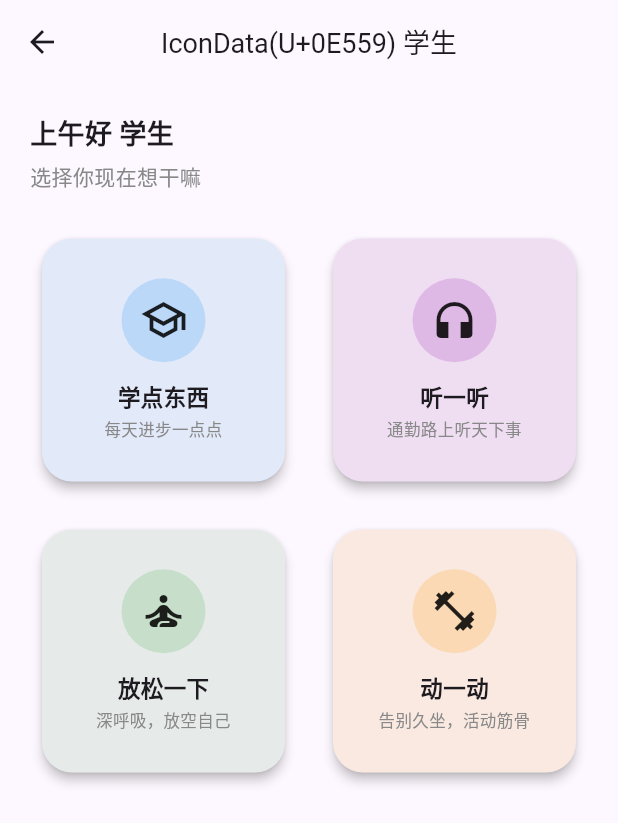
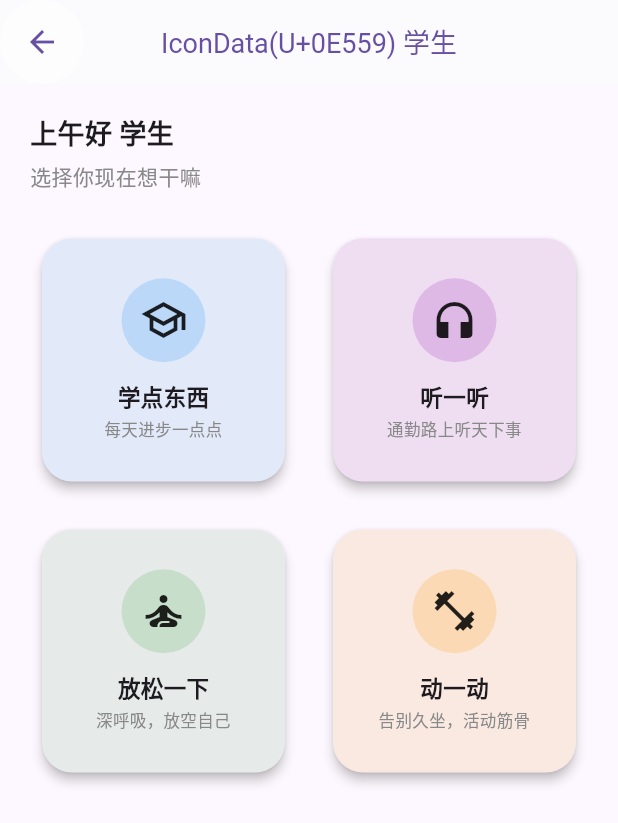
Before and after one commit to Ivan-ban998/fragment_time, a Flutter app: the SceneScreen screen opened directly with empty values, on a phone screen of 412 x 824 dp. Shown: the top 823 px of the screen. Run offline on Flutter 3.47's test engine with Material 3 defaults, Android fonts, the phone set to English and light mode, and no system bars; our stand-ins replace just_audio, shared_preferences; missing offline and left inert: dart:html, dart:js_interop, dart:ui_web; accounts and stored records are empty.

Commit message:
fix: 全部 8 屏 AppBar 玻璃 + 返回箭头可见 (6/19 00:04)
- Brien 6/19 00:04 反馈 '详情页 AppBar 没变'
- 根因: 8 个屏 AppBar 无 backgroundColor/foregroundColor/elevation
  默认透明 + theme 色, 杏橘/content 背景下 leading 几乎不可见
- 修: 抽 GlassStyle.glassAppBarBg/Fg/Elevation 三个 helper
  8 屏全用: 白底 0.85 玻璃 + #6750A4 紫前景 + 0.5 elevation
- content_reader + scene_screen 圆形 leading Material 背景 + 深色箭头
- flutter analyze 0 编译错 (修了 5 个 import 缺)
- rebuild ?v=1781798943

🤖 协助 by 小O 🐙

```diff
--- a/lib/screens/about_screen.dart
+++ b/lib/screens/about_screen.dart
@@ -20,6 +20,9 @@ class AboutScreen extends StatelessWidget {
   Widget build(BuildContext context) {
     return Scaffold(
       appBar: AppBar(
+        backgroundColor: GlassStyle.glassAppBarBg,
+        foregroundColor: GlassStyle.glassAppBarFg,
+        elevation: GlassStyle.glassAppBarElevation,
         title: Text(isEn ? 'About FragmentTime' : '关于 FragmentTime'),
       ),
       body: ListView(
--- a/lib/screens/history_screen.dart
+++ b/lib/screens/history_screen.dart
@@ -1,5 +1,6 @@
 import 'package:flutter/material.dart';
 import '../theme/app_theme.dart';
+import '../theme/glass_decoration.dart';
 import '../services/history_service.dart';
 import 'content_reader_screen.dart';
 
@@ -83,6 +84,9 @@ class _HistoryScreenState extends State<HistoryScreen> {
     final isEn = widget.isEn;
     return Scaffold(
       appBar: AppBar(
+        backgroundColor: GlassStyle.glassAppBarBg,
+        foregroundColor: GlassStyle.glassAppBarFg,
+        elevation: GlassStyle.glassAppBarElevation,
         title: Text(isEn ? 'Reading History' : '阅读历史', style: TextStyle(fontSize: 18 * scale)),
         actions: [
           if (_items.isNotEmpty)
--- a/lib/screens/my_subscriptions_screen.dart
+++ b/lib/screens/my_subscriptions_screen.dart
@@ -1,4 +1,5 @@
 import 'package:flutter/material.dart';
+import '../theme/glass_decoration.dart';
 import '../models/models.dart';
 import '../theme/app_theme.dart';
 import '../services/local_subscription_service.dart';
@@ -85,6 +86,9 @@ class _MySubscriptionsScreenState extends State<MySubscriptionsScreen>
     final isEn = widget.isEn;
     return Scaffold(
       appBar: AppBar(
+        backgroundColor: GlassStyle.glassAppBarBg,
+        foregroundColor: GlassStyle.glassAppBarFg,
+        elevation: GlassStyle.glassAppBarElevation,
         title: Text(
           isEn ? 'My Saved' : '我的收藏',
           style: TextStyle(fontSize: 18 * scale),
--- a/lib/screens/scene_pack_screen.dart
+++ b/lib/screens/scene_pack_screen.dart
@@ -1,5 +1,6 @@
 // 6/9 场景包 screen — 用户选 5 篇 → 命名 → 一键进
 import 'package:flutter/material.dart';
+import '../theme/glass_decoration.dart';
 import '../models/models.dart';
 import '../services/local_subscription_service.dart';
 import '../services/news_service.dart';
@@ -47,6 +48,9 @@ class _ScenePackScreenState extends State<ScenePackScreen> {
 
     return Scaffold(
       appBar: AppBar(
+        backgroundColor: GlassStyle.glassAppBarBg,
+        foregroundColor: GlassStyle.glassAppBarFg,
+        elevation: GlassStyle.glassAppBarElevation,
         title: Text(widget.isEn ? 'Scene Pack' : '场景包'),
       ),
       body: FutureBuilder<List<ContentItem>>(
--- a/lib/screens/scene_screen.dart
+++ b/lib/screens/scene_screen.dart
@@ -44,13 +44,22 @@ class SceneScreen extends StatelessWidget {
 
     return Scaffold(
       appBar: AppBar(
+        backgroundColor: GlassStyle.glassAppBarBg,
+        foregroundColor: GlassStyle.glassAppBarFg,
+        elevation: GlassStyle.glassAppBarElevation,
         title: Text(
           '${userType.icon} $userTypeName',
           style: TextStyle(fontSize: 18 * _scale),
         ),
-        leading: IconButton(
-          icon: Icon(Icons.arrow_back, size: 24 * _scale),
-          onPressed: () => Navigator.pop(context),
+        leading: Material(
+          color: Colors.white.withOpacity(0.6),
+          shape: const CircleBorder(),
+          child: IconButton(
+            icon: Icon(Icons.arrow_back, size: 24 * _scale, color: AppTheme.primary),
+            padding: EdgeInsets.all(12 * _scale),
+            constraints: BoxConstraints.tightFor(width: 48 * _scale, height: 48 * _scale),
+            onPressed: () => Navigator.pop(context),
+          ),
         ),
       ),
       // 6/14 v5.4: 选场景页背景加白叠
--- a/lib/screens/study_group_screen.dart
+++ b/lib/screens/study_group_screen.dart
@@ -1,5 +1,6 @@
 // 6/9 Sofa 启发：学习小组 screen
 import 'package:flutter/material.dart';
+import '../theme/glass_decoration.dart';
 import 'package:flutter/services.dart';
 import '../models/models.dart';
 import '../models/study_group.dart';
@@ -135,6 +136,9 @@ class _StudyGroupScreenState extends State<StudyGroupScreen> {
   Widget build(BuildContext context) {
     return Scaffold(
       appBar: AppBar(
+        backgroundColor: GlassStyle.glassAppBarBg,
+        foregroundColor: GlassStyle.glassAppBarFg,
+        elevation: GlassStyle.glassAppBarElevation,
         title: Text(widget.isEn ? 'Study Groups' : '学习小组'),
       ),
       // 6/10 加: 创建小组按钮
--- a/lib/screens/subscription_screen.dart
+++ b/lib/screens/subscription_screen.dart
@@ -1,4 +1,5 @@
 import 'package:flutter/material.dart';
+import '../theme/glass_decoration.dart';
 import 'package:flutter/foundation.dart';
 import 'package:url_launcher/url_launcher.dart';
 import '../models/models.dart';
@@ -92,6 +93,9 @@ class _SubscriptionScreenState extends State<SubscriptionScreen> {
 
     return Scaffold(
       appBar: AppBar(
+        backgroundColor: GlassStyle.glassAppBarBg,
+        foregroundColor: GlassStyle.glassAppBarFg,
+        elevation: GlassStyle.glassAppBarElevation,
         title: Text(isEn ? 'Manage Following' : '关注管理'),
         actions: [
           TextButton(
--- a/lib/theme/glass_decoration.dart
+++ b/lib/theme/glass_decoration.dart
@@ -8,6 +8,7 @@
 //   5. 不动 AppTheme 静态常量（避免 64 处引用炸）
 
 import 'package:flutter/material.dart';
+import 'app_theme.dart';
 
 class GlassStyle {
   // ========== 背景渐变（按 scene 分 4 个色相 × 2 个亮度） ==========
@@ -344,4 +345,12 @@ class GlassStyle {
       ],
     );
   }
+
+  // 6/19 加: AppBar 玻璃背景 + 返回箭头可见性 修正
+  // 之前 AppBar 无 backgroundColor/foregroundColor = 透明 + theme 默认色
+  // 在杏橘/content 背景下 leading Icons.arrow_back 几乎不可见
+  // 用法: AppBar(backgroundColor: GlassStyle.glassAppBarBg(), foregroundColor: GlassStyle.glassAppBarFg(), elevation: 0.5, leading: ...)
+  static Color get glassAppBarBg => Colors.white.withOpacity(0.85);
+  static Color get glassAppBarFg => AppTheme.primary;  // #6750A4 紫
+  static double get glassAppBarElevation => 0.5;
 }
```
